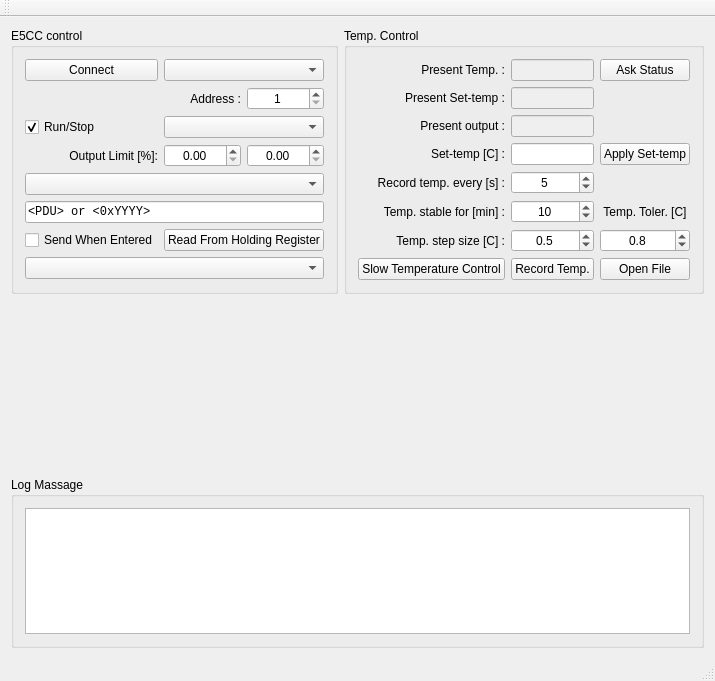
Above: mainwindow.ui from TripletESR/Omron_PID before the change. Below: the same form after it.
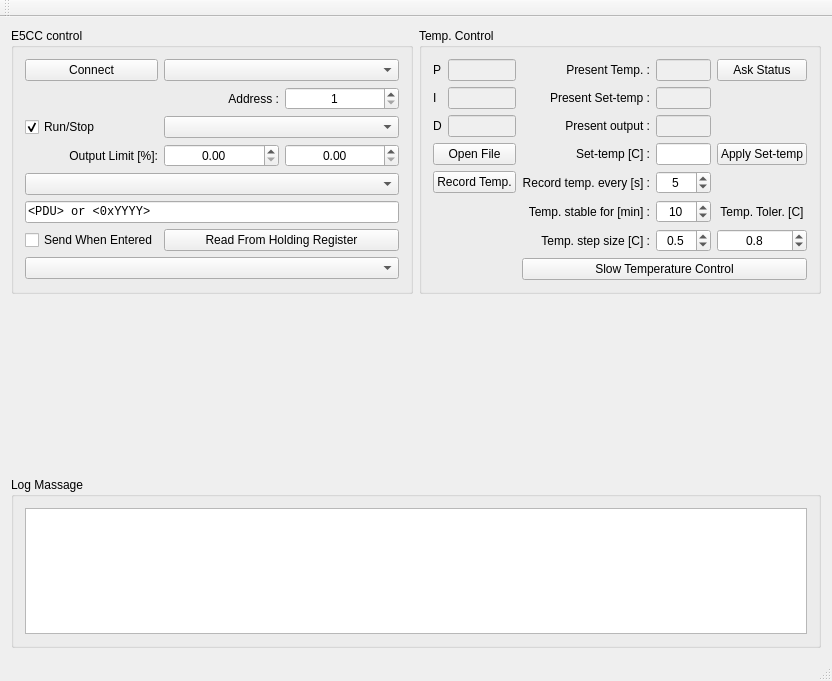
That is the form after the change. Custom widgets are drawn as their Qt base class.

Commit message: added PID constant, read file with sv, mv

Diff of the .ui file:
```diff
--- a/mainwindow.ui
+++ b/mainwindow.ui
@@ -6,7 +6,7 @@
    <rect>
     <x>0</x>
     <y>0</y>
-    <width>700</width>
+    <width>832</width>
     <height>681</height>
    </rect>
   </property>
@@ -14,35 +14,45 @@
    <string>Omron Temp. Control</string>
   </property>
   <widget class="QWidget" name="centralWidget">
-   <layout class="QGridLayout" name="gridLayout_4" rowstretch="1,1,1">
+   <layout class="QGridLayout" name="gridLayout_4" rowstretch="1,1,1" columnstretch="1,1">
     <item row="0" column="1">
      <widget class="QGroupBox" name="groupBox_3">
       <property name="title">
        <string>Temp. Control</string>
       </property>
-      <layout class="QGridLayout" name="gridLayout_3" columnstretch="1,0,0">
-       <item row="3" column="1">
+      <layout class="QGridLayout" name="gridLayout_3" columnstretch="1,0,0,0,0">
+       <item row="3" column="3">
         <widget class="QLineEdit" name="lineEdit_SV">
          <property name="alignment">
           <set>Qt::AlignCenter</set>
          </property>
         </widget>
        </item>
-       <item row="3" column="2">
+       <item row="0" column="4">
+        <widget class="QPushButton" name="pushButton_AskStatus">
+         <property name="text">
+          <string>Ask Status</string>
+         </property>
+        </widget>
+       </item>
+       <item row="3" column="4">
         <widget class="QPushButton" name="pushButton_SetSV">
          <property name="text">
           <string>Apply Set-temp</string>
          </property>
         </widget>
        </item>
+       <item row="4" column="2">
+        <widget class="QLabel" name="label_3">
+         <property name="text">
+          <string>Record temp. every [s] :</string>
+         </property>
+         <property name="alignment">
+          <set>Qt::AlignRight|Qt::AlignTrailing|Qt::AlignVCenter</set>
+         </property>
+        </widget>
+       </item>
        <item row="0" column="2">
-        <widget class="QPushButton" name="pushButton_AskStatus">
-         <property name="text">
-          <string>Ask Status</string>
-         </property>
-        </widget>
-       </item>
-       <item row="0" column="0">
         <widget class="QLabel" name="label">
          <property name="text">
           <string>Present Temp. :</string>
@@ -52,17 +62,17 @@
          </property>
         </widget>
        </item>
-       <item row="4" column="0">
-        <widget class="QLabel" name="label_3">
-         <property name="text">
-          <string>Record temp. every [s] :</string>
+       <item row="0" column="3">
+        <widget class="QLineEdit" name="lineEdit_Temp">
+         <property name="enabled">
+          <bool>false</bool>
          </property>
          <property name="alignment">
-          <set>Qt::AlignRight|Qt::AlignTrailing|Qt::AlignVCenter</set>
+          <set>Qt::AlignCenter</set>
          </property>
         </widget>
        </item>
-       <item row="1" column="0">
+       <item row="1" column="2">
         <widget class="QLabel" name="label_4">
          <property name="text">
           <string>Present Set-temp :</string>
@@ -72,17 +82,7 @@
          </property>
         </widget>
        </item>
-       <item row="0" column="1">
-        <widget class="QLineEdit" name="lineEdit_Temp">
-         <property name="enabled">
-          <bool>false</bool>
-         </property>
-         <property name="alignment">
-          <set>Qt::AlignCenter</set>
-         </property>
-        </widget>
-       </item>
-       <item row="4" column="1">
+       <item row="4" column="3">
         <widget class="QSpinBox" name="spinBox_TempRecordTime">
          <property name="alignment">
           <set>Qt::AlignCenter</set>
@@ -98,17 +98,7 @@
          </property>
         </widget>
        </item>
-       <item row="1" column="1">
-        <widget class="QLineEdit" name="lineEdit_CurrentSV">
-         <property name="enabled">
-          <bool>false</bool>
-         </property>
-         <property name="alignment">
-          <set>Qt::AlignCenter</set>
-         </property>
-        </widget>
-       </item>
-       <item row="3" column="0">
+       <item row="3" column="2">
         <widget class="QLabel" name="label_2">
          <property name="text">
           <string>Set-temp [C] :</string>
@@ -118,7 +108,17 @@
          </property>
         </widget>
        </item>
-       <item row="5" column="1">
+       <item row="1" column="3">
+        <widget class="QLineEdit" name="lineEdit_CurrentSV">
+         <property name="enabled">
+          <bool>false</bool>
+         </property>
+         <property name="alignment">
+          <set>Qt::AlignCenter</set>
+         </property>
+        </widget>
+       </item>
+       <item row="5" column="3">
         <widget class="QSpinBox" name="spinBox_TempStableTime">
          <property name="alignment">
           <set>Qt::AlignCenter</set>
@@ -134,7 +134,7 @@
          </property>
         </widget>
        </item>
-       <item row="5" column="0">
+       <item row="5" column="2">
         <widget class="QLabel" name="label_6">
          <property name="text">
           <string>Temp. stable for [min] :</string>
@@ -144,7 +144,36 @@
          </property>
         </widget>
        </item>
-       <item row="6" column="1">
+       <item row="6" column="4">
+        <widget class="QDoubleSpinBox" name="doubleSpinBox_TempTorr">
+         <property name="alignment">
+          <set>Qt::AlignCenter</set>
+         </property>
+         <property name="decimals">
+          <number>1</number>
+         </property>
+         <property name="maximum">
+          <double>1.000000000000000</double>
+         </property>
+         <property name="singleStep">
+          <double>0.100000000000000</double>
+         </property>
+         <property name="value">
+          <double>0.800000000000000</double>
+         </property>
+        </widget>
+       </item>
+       <item row="6" column="2">
+        <widget class="QLabel" name="label_8">
+         <property name="text">
+          <string>Temp. step size [C] :</string>
+         </property>
+         <property name="alignment">
+          <set>Qt::AlignRight|Qt::AlignTrailing|Qt::AlignVCenter</set>
+         </property>
+        </widget>
+       </item>
+       <item row="6" column="3">
         <widget class="QDoubleSpinBox" name="doubleSpinBox_TempStepSize">
          <property name="alignment">
           <set>Qt::AlignCenter</set>
@@ -166,17 +195,7 @@
          </property>
         </widget>
        </item>
-       <item row="6" column="0">
-        <widget class="QLabel" name="label_8">
-         <property name="text">
-          <string>Temp. step size [C] :</string>
-         </property>
-         <property name="alignment">
-          <set>Qt::AlignRight|Qt::AlignTrailing|Qt::AlignVCenter</set>
-         </property>
-        </widget>
-       </item>
-       <item row="5" column="2">
+       <item row="5" column="4">
         <widget class="QLabel" name="label_7">
          <property name="text">
           <string>Temp. Toler. [C]</string>
@@ -186,63 +205,104 @@
          </property>
         </widget>
        </item>
-       <item row="6" column="2">
-        <widget class="QDoubleSpinBox" name="doubleSpinBox_TempTorr">
+       <item row="2" column="2">
+        <widget class="QLabel" name="label_10">
+         <property name="text">
+          <string>Present output :</string>
+         </property>
          <property name="alignment">
+          <set>Qt::AlignRight|Qt::AlignTrailing|Qt::AlignVCenter</set>
+         </property>
+        </widget>
+       </item>
+       <item row="2" column="3">
+        <widget class="QLineEdit" name="lineEdit_CurrentMV">
+         <property name="enabled">
+          <bool>false</bool>
+         </property>
+         <property name="alignment">
           <set>Qt::AlignCenter</set>
          </property>
-         <property name="decimals">
-          <number>1</number>
+        </widget>
+       </item>
+       <item row="0" column="1">
+        <widget class="QLineEdit" name="lineEdit_P">
+         <property name="enabled">
+          <bool>false</bool>
          </property>
-         <property name="maximum">
-          <double>1.000000000000000</double>
+         <property name="alignment">
+          <set>Qt::AlignCenter</set>
          </property>
-         <property name="singleStep">
-          <double>0.100000000000000</double>
+         <property name="readOnly">
+          <bool>true</bool>
          </property>
-         <property name="value">
-          <double>0.800000000000000</double>
+        </widget>
+       </item>
+       <item row="2" column="1">
+        <widget class="QLineEdit" name="lineEdit_D">
+         <property name="enabled">
+          <bool>false</bool>
          </property>
+         <property name="alignment">
+          <set>Qt::AlignCenter</set>
+         </property>
+         <property name="readOnly">
+          <bool>true</bool>
+         </property>
         </widget>
        </item>
-       <item row="7" column="0">
+       <item row="1" column="1">
+        <widget class="QLineEdit" name="lineEdit_I">
+         <property name="enabled">
+          <bool>false</bool>
+         </property>
+         <property name="alignment">
+          <set>Qt::AlignCenter</set>
+         </property>
+         <property name="readOnly">
+          <bool>true</bool>
+         </property>
+        </widget>
+       </item>
+       <item row="0" column="0">
+        <widget class="QLabel" name="label_11">
+         <property name="text">
+          <string>P</string>
+         </property>
+        </widget>
+       </item>
+       <item row="1" column="0">
+        <widget class="QLabel" name="label_12">
+         <property name="text">
+          <string>I</string>
+         </property>
+        </widget>
+       </item>
+       <item row="2" column="0">
+        <widget class="QLabel" name="label_13">
+         <property name="text">
+          <string>D</string>
+         </property>
+        </widget>
+       </item>
+       <item row="7" column="2" colspan="3">
         <widget class="QPushButton" name="pushButton_Control">
          <property name="text">
           <string>Slow Temperature Control</string>
          </property>
         </widget>
        </item>
-       <item row="7" column="1">
-        <widget class="QPushButton" name="pushButton_RecordTemp">
-         <property name="text">
-          <string>Record Temp.</string>
-         </property>
-        </widget>
-       </item>
-       <item row="7" column="2">
+       <item row="3" column="0" colspan="2">
         <widget class="QPushButton" name="pushButton_OpenFile">
          <property name="text">
           <string>Open File</string>
          </property>
         </widget>
        </item>
-       <item row="2" column="1">
-        <widget class="QLineEdit" name="lineEdit_CurrentMV">
-         <property name="enabled">
-          <bool>false</bool>
-         </property>
-         <property name="alignment">
-          <set>Qt::AlignCenter</set>
-         </property>
-        </widget>
-       </item>
-       <item row="2" column="0">
-        <widget class="QLabel" name="label_10">
+       <item row="4" column="0" colspan="2">
+        <widget class="QPushButton" name="pushButton_RecordTemp">
          <property name="text">
-          <string>Present output :</string>
-         </property>
-         <property name="alignment">
-          <set>Qt::AlignRight|Qt::AlignTrailing|Qt::AlignVCenter</set>
+          <string>Record Temp.</string>
          </property>
         </widget>
        </item>
```
Left out of the diff: 2 changed lines with no effect on the pictures. The commit also changes 2 other files.
